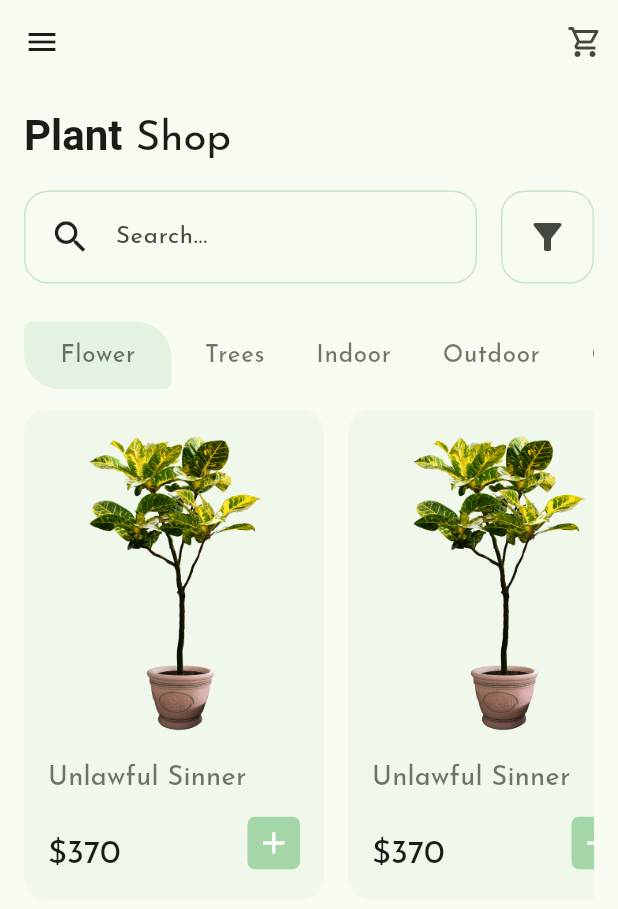
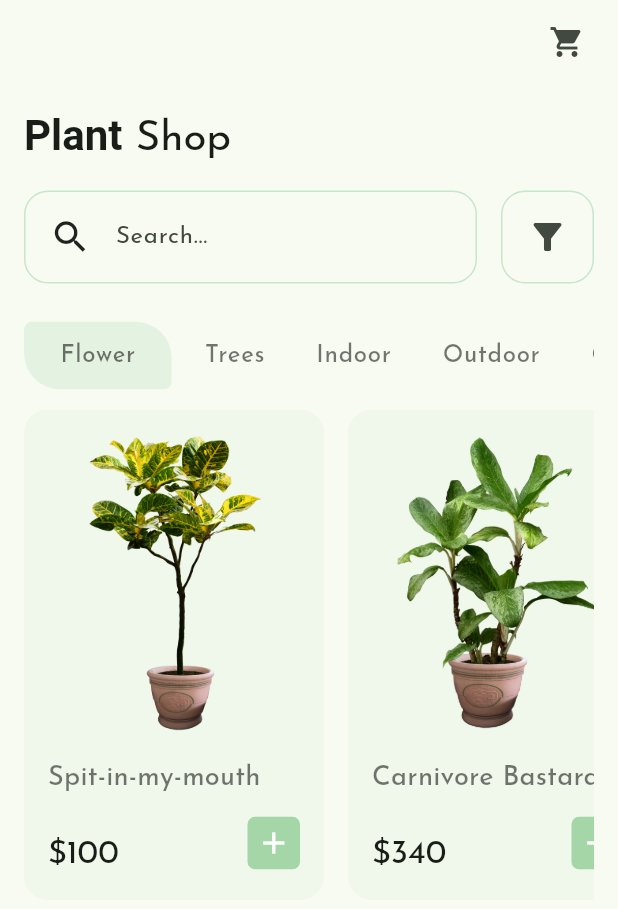
Before and after one commit to sungvzer/plant_shop_demo, a Flutter app: the screen it shows after launch, after a tap on the "add" icon, on a phone screen of 412 x 824 dp. Shown: the top 909 px of the screen. Run offline on Flutter 3.47's test engine with Material 2 defaults, Android fonts, the phone set to English and light mode, and no system bars; our stand-ins replace go_router, hooks_riverpod.

Commit message:
feat: implement cart

```diff
--- a/lib/main.dart
+++ b/lib/main.dart
@@ -1,5 +1,6 @@
 import 'package:flutter/material.dart';
-import 'package:plant_shop_flutter/pages/home_page.dart';
+import 'package:hooks_riverpod/hooks_riverpod.dart';
+import 'package:plant_shop_flutter/router.dart';
 
 void main() {
   runApp(const MainApp());
@@ -10,14 +11,16 @@ class MainApp extends StatelessWidget {
 
   @override
   Widget build(BuildContext context) {
-    return MaterialApp(
-      theme: ThemeData(
-        useMaterial3: true,
-        colorSchemeSeed: Colors.green,
-        fontFamily: "Josefin Sans",
+    return ProviderScope(
+      child: MaterialApp.router(
+        theme: ThemeData(
+          useMaterial3: true,
+          colorSchemeSeed: Colors.green,
+          fontFamily: "Josefin Sans",
+        ),
+        debugShowCheckedModeBanner: false,
+        routerConfig: router,
       ),
-      debugShowCheckedModeBanner: false,
-      home: const HomePage(),
     );
   }
 }
--- /dev/null
+++ b/lib/models/plant.dart
@@ -0,0 +1,23 @@
+import 'package:flutter/material.dart';
+
+enum PlantSize { small, medium, large, extraLarge }
+
+@immutable
+class Plant {
+  final String name;
+  final String description;
+  final int price;
+  final PlantSize size;
+  final String imagePath;
+
+  final int id;
+
+  const Plant({
+    required this.name,
+    required this.description,
+    required this.price,
+    required this.size,
+    required this.imagePath,
+    required this.id,
+  });
+}
--- /dev/null
+++ b/lib/models/plant_cart_item.dart
@@ -0,0 +1,49 @@
+import 'package:flutter/material.dart';
+import 'package:plant_shop_flutter/models/plant.dart';
+
+@immutable
+class PlantCartItem extends Plant {
+  final int quantity;
+
+  const PlantCartItem({
+    required super.name,
+    required super.description,
+    required super.price,
+    required super.size,
+    required this.quantity,
+    required super.imagePath,
+    required super.id,
+  });
+
+  static PlantCartItem fromPlant(Plant plant) {
+    return PlantCartItem(
+      name: plant.name,
+      description: plant.description,
+      price: plant.price,
+      size: plant.size,
+      quantity: 1,
+      imagePath: plant.imagePath,
+      id: plant.id,
+    );
+  }
+
+  PlantCartItem copyWith({
+    String? name,
+    String? description,
+    int? price,
+    PlantSize? size,
+    int? quantity,
+    String? imagePath,
+    int? id,
+  }) {
+    return PlantCartItem(
+      name: name ?? this.name,
+      description: description ?? this.description,
+      price: price ?? this.price,
+      size: size ?? this.size,
+      quantity: quantity ?? this.quantity,
+      imagePath: imagePath ?? this.imagePath,
+      id: id ?? this.id,
+    );
+  }
+}
--- a/lib/pages/home_page.dart
+++ b/lib/pages/home_page.dart
@@ -1,6 +1,12 @@
 import 'dart:math';
 
 import 'package:flutter/material.dart';
+import 'package:go_router/go_router.dart';
+import 'package:hooks_riverpod/hooks_riverpod.dart';
+import 'package:plant_shop_flutter/models/plant.dart';
+import 'package:plant_shop_flutter/models/plant_cart_item.dart';
+import 'package:plant_shop_flutter/providers/cart_provider.dart';
+import 'package:plant_shop_flutter/providers/dummy_plant_provider.dart';
 
 class HomePage extends StatelessWidget {
   const HomePage({
@@ -9,22 +15,28 @@ class HomePage extends StatelessWidget {
 
   @override
   Widget build(BuildContext context) {
-    return SafeArea(
-      child: Scaffold(
+    return Scaffold(
       appBar: AppBar(
-          leading: const Icon(Icons.menu),
-          actions: const [
-            Icon(Icons.shopping_cart_outlined),
-            SizedBox(
+        actions: [
+          IconButton(
+            icon: const Icon(
+              Icons.shopping_cart,
+            ),
+            onPressed: () {
+              context.go('/cart');
+            },
+          ),
+          const SizedBox(
             width: 10,
           )
         ],
       ),
-        body: Padding(
+      body: SafeArea(
+        child: Padding(
           padding: const EdgeInsets.all(16.0),
           child: ListView(
             children: [
-              const Title(),
+              const HomePageTitle(),
               const SizedBox(height: 16),
               Row(
                 children: const [
@@ -51,50 +63,46 @@ class HomePage extends StatelessWidget {
   }
 }
 
-class ProductCarousel extends StatelessWidget {
+String getAssetPath(int index) => 'assets/plants/plant$index.png';
+
+class ProductCarousel extends HookConsumerWidget {
   const ProductCarousel({super.key});
 
   @override
-  Widget build(BuildContext context) {
+  Widget build(BuildContext context, ref) {
     return SingleChildScrollView(
       physics: const BouncingScrollPhysics(),
       scrollDirection: Axis.horizontal,
-      child: Wrap(spacing: 16, children: const [
-        PlantCard(),
-        PlantCard(),
-        PlantCard(),
-        PlantCard(),
-        PlantCard(),
-        PlantCard(),
-        PlantCard(),
-        PlantCard(),
-        PlantCard()
-      ]),
+      child: Wrap(
+        spacing: 16,
+        children: [
+          for (final plant in ref.read(dummyPlantProvider))
+            PlantCard(plant: plant),
+        ],
+      ),
     );
   }
 }
 
 class PlantCard extends StatelessWidget {
-  const PlantCard({super.key});
+  final Plant plant;
 
-  static List<String> plantNames = const [
-    "Unlawful Sinner",
-    "Carnivore Bastard",
-    "Sunshine Killer",
-    "Greedy Fucker",
-    "Spit-in-my-mouth"
-  ];
+  const PlantCard({
+    super.key,
+    required this.plant,
+  });
 
   @override
   Widget build(BuildContext context) {
     final rng = Random();
     final random = rng.nextInt(5);
-    randomPrice() => rng.nextInt(50) * 10;
     final theme = Theme.of(context);
     return Material(
       type: MaterialType.card,
       borderRadius: BorderRadius.circular(16),
       color: Colors.green[100]!.withAlpha(40),
+      child: InkWell(
+        onTap: () {},
         child: Container(
           constraints: const BoxConstraints.tightForFinite(width: 200),
           child: Padding(
@@ -103,13 +111,13 @@ class PlantCard extends StatelessWidget {
               crossAxisAlignment: CrossAxisAlignment.start,
               children: [
                 Image(
-                image: AssetImage("assets/plants/plant$random.png"),
+                  image: AssetImage(plant.imagePath),
                   height: 200,
                   width: 170,
                 ),
                 const SizedBox(height: 16),
                 Text(
-                plantNames[random],
+                  plant.name,
                   style: theme.textTheme.titleMedium?.copyWith(
                     fontSize: 18,
                     color: Colors.black54,
@@ -129,7 +137,7 @@ class PlantCard extends StatelessWidget {
                               ?.copyWith(color: Colors.black54),
                         ),
                         Text(
-                        "\$${randomPrice()}",
+                          "\$${plant.price}",
                           style: theme.textTheme.titleLarge,
                         )
                       ],
@@ -146,18 +154,12 @@ class PlantCard extends StatelessWidget {
                           ),
                         ),
                       ),
-                    child: IconButton(
-                      padding: const EdgeInsets.all(0),
-                      icon: const Icon(
-                        Icons.add,
-                      ),
-                      color: Colors.white,
-                      onPressed: () {},
-                    ),
+                      child: AddButton(plant: plant),
                     ),
                   ],
                 )
               ],
+            ),
           ),
         ),
       ),
@@ -169,6 +171,40 @@ class PlantCard extends StatelessWidget {
     //     child: ,
     //   ),
     // );
+  }
+}
+
+class AddButton extends StatefulHookConsumerWidget {
+  final Plant plant;
+
+  const AddButton({
+    super.key,
+    required this.plant,
+  });
+
+  @override
+  ConsumerState<ConsumerStatefulWidget> createState() => _AddButtonState();
+}
+
+class _AddButtonState extends ConsumerState<AddButton> {
+  _AddButtonState() {
+    super.initState();
+  }
+
+  @override
+  Widget build(BuildContext context) {
+    return IconButton(
+      padding: const EdgeInsets.all(0),
+      icon: const Icon(
+        Icons.add,
+      ),
+      color: Colors.white,
+      onPressed: () {
+        ref.read(cartProvider.notifier).addPlant(
+              PlantCartItem.fromPlant(widget.plant),
+            );
+      },
+    );
   }
 }
 
@@ -316,8 +352,8 @@ class SearchBar extends StatelessWidget {
   }
 }
 
-class Title extends StatelessWidget {
-  const Title({
+class HomePageTitle extends StatelessWidget {
+  const HomePageTitle({
     super.key,
   });
 
--- /dev/null
+++ b/lib/providers/cart_provider.dart
@@ -0,0 +1,68 @@
+import 'package:flutter/material.dart';
+import 'package:hooks_riverpod/hooks_riverpod.dart';
+import 'package:plant_shop_flutter/models/plant.dart';
+import 'package:plant_shop_flutter/models/plant_cart_item.dart';
+
+@immutable
+class CartState {
+  final List<PlantCartItem> items;
+  final int total;
+
+  const CartState({required this.items, this.total = 0});
+}
+
+// The StateNotifier class that will be passed to our StateNotifierProvider.
+// This class should not expose state outside of its "state" property, which means
+// no public getters/properties!
+// The public methods on this class will be what allow the UI to modify the state.
+class CartNotifier extends StateNotifier<CartState> {
+  CartNotifier() : super(const CartState(items: []));
+
+  void addPlant(Plant plant) {
+    List<PlantCartItem> newPlantItems = [];
+    bool added = false;
+    for (final plantItem in state.items) {
+      late PlantCartItem newPlantItem;
+      if (plantItem.name == plant.name) {
+        newPlantItem = plantItem.copyWith(quantity: plantItem.quantity + 1);
+        added = true;
+      } else {
+        newPlantItem = plantItem;
+      }
+
+      newPlantItems.add(newPlantItem);
+    }
+
+    if (!added) {
+      newPlantItems.add(PlantCartItem.fromPlant(plant));
+    }
+
+    state = CartState(items: newPlantItems, total: state.total + plant.price);
+  }
+
+  void removePlant(Plant plant) {
+    List<PlantCartItem> newPlantItems = [];
+    int newTotal = state.total;
+
+    for (final statePlant in state.items) {
+      if (statePlant.name != plant.name) {
+        newPlantItems.add(statePlant);
+        continue;
+      }
+      if (statePlant.quantity > 1) {
+        newPlantItems
+            .add(statePlant.copyWith(quantity: statePlant.quantity - 1));
+      }
+      newTotal -= plant.price;
+    }
+    state = CartState(items: newPlantItems, total: newTotal);
+  }
+
+  void empty() {
+    state = const CartState(items: []);
+  }
+}
+
+final cartProvider = StateNotifierProvider<CartNotifier, CartState>((ref) {
+  return CartNotifier();
+});
--- /dev/null
+++ b/lib/providers/dummy_plant_provider.dart
@@ -0,0 +1,40 @@
+import 'package:hooks_riverpod/hooks_riverpod.dart';
+import 'package:plant_shop_flutter/models/plant.dart';
+import 'package:plant_shop_flutter/pages/home_page.dart';
+
+final dummyPlantProvider = Provider<List<Plant>>((ref) {
+  return [
+    Plant(
+      description: 'A really cool plant!',
+      imagePath: getAssetPath(0),
+      name: 'Spit-in-my-mouth',
+      price: 100,
+      size: PlantSize.medium,
+      id: 0,
+    ),
+    Plant(
+      description: 'A really cool plant!',
+      imagePath: getAssetPath(1),
+      name: 'Carnivore Bastard',
+      price: 340,
+      size: PlantSize.large,
+      id: 1,
+    ),
+    Plant(
+      description: 'A plant.',
+      imagePath: getAssetPath(2),
+      name: 'Sunshine Killer',
+      price: 130,
+      size: PlantSize.extraLarge,
+      id: 2,
+    ),
+    Plant(
+      description: 'A plant.',
+      imagePath: getAssetPath(3),
+      name: 'Greedy Sunshine Hoarder',
+      price: 401,
+      size: PlantSize.small,
+      id: 3,
+    ),
+  ];
+});
--- /dev/null
+++ b/lib/router.dart
@@ -0,0 +1,16 @@
+import 'package:go_router/go_router.dart';
+import 'package:plant_shop_flutter/pages/cart_page.dart';
+import 'package:plant_shop_flutter/pages/home_page.dart';
+
+final router = GoRouter(routes: [
+  GoRoute(
+    path: '/',
+    builder: (context, state) => const HomePage(),
+    routes: [
+      GoRoute(
+        path: 'cart',
+        builder: (context, state) => const CartPage(),
+      ),
+    ],
+  ),
+]);
--- a/pubspec.yaml
+++ b/pubspec.yaml
@@ -9,6 +9,9 @@ environment:
 dependencies:
   flutter:
     sdk: flutter
+  flutter_hooks: ^0.18.0
+  go_router: ^6.2.0
+  hooks_riverpod: ^2.2.0
 
 dev_dependencies:
   flutter_test:
```
Also changed, not shown: lib/helpers.dart (added, +10 -0 lines), lib/pages/cart_page.dart (added, +215 -0 lines), pubspec.lock. Lines whose indentation alone changed are shown as unchanged.
